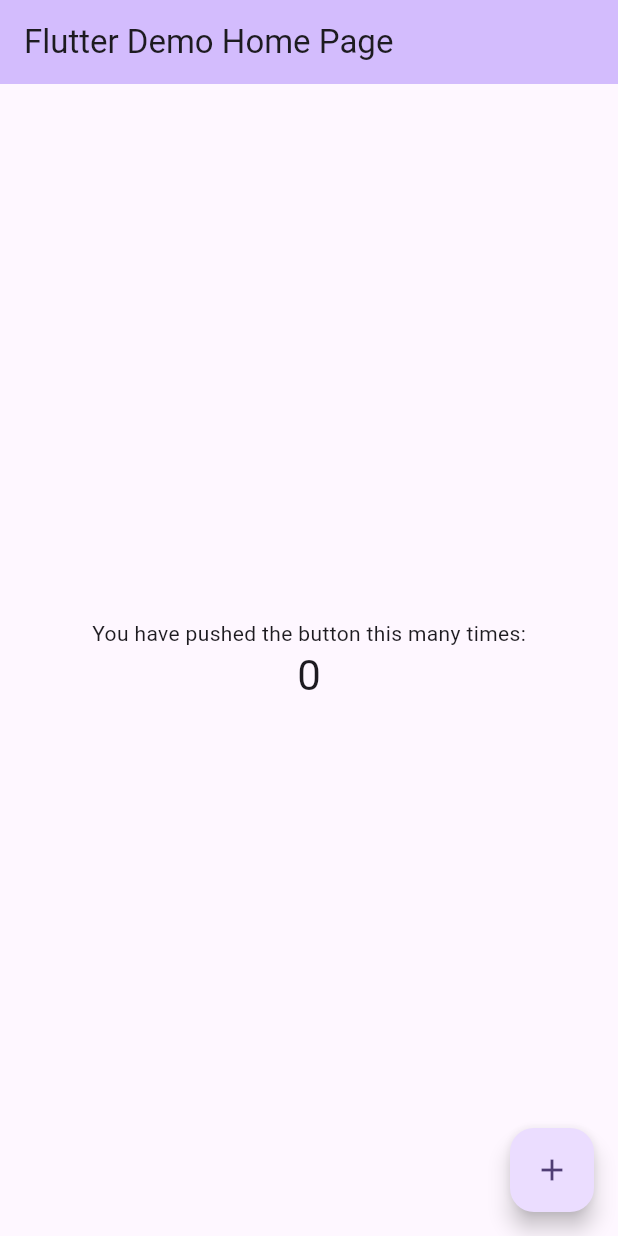
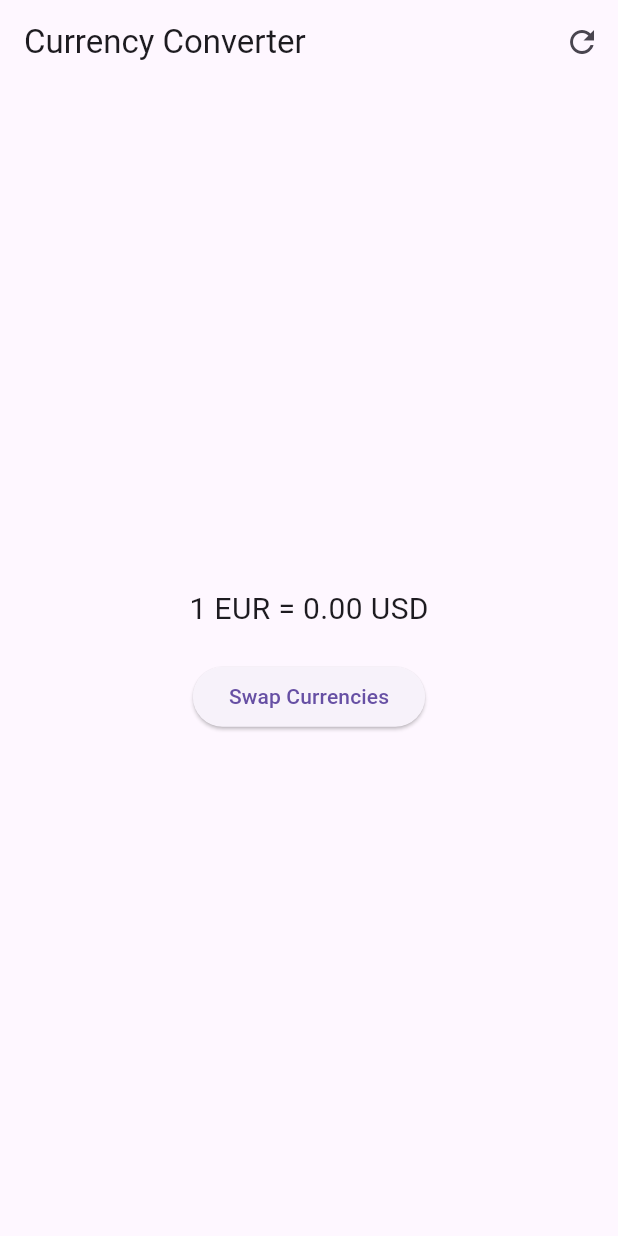
Before and after one commit to Anupam-1068/test_2023, a Flutter app: the screen it shows after launch, on a phone screen of 412 x 824 dp. Run offline on Flutter 3.47's test engine with Material 3 defaults, Android fonts, the light colour scheme and no system bars.

Commit message:
Currency Exchange with MVC

```diff
--- /dev/null
+++ b/lib/controllers/currency_controller.dart
@@ -0,0 +1,22 @@
+import 'dart:convert';
+import 'package:http/http.dart' as http;
+import '../models/models.dart';
+
+class CurrencyController {
+  static Future<ExchangeRate> fetchExchangeRate(String baseCurrency, String targetCurrency) async {
+    final response = await http.get(
+      Uri.parse('https://www.freecurrencyapi.com/api/v1/rates?base_currency=$baseCurrency'),
+    );
+
+    if (response.statusCode == 200) {
+      final data = jsonDecode(response.body);
+      return ExchangeRate.fromJson({
+        'base_currency': baseCurrency,
+        'target_currency': targetCurrency,
+        'rate': data['data']['rates'][targetCurrency],
+      });
+    } else {
+      throw Exception('Failed to load exchange rate');
+    }
+  }
+}
--- a/lib/main.dart
+++ b/lib/main.dart
@@ -1,4 +1,5 @@
 import 'package:flutter/material.dart';
+import 'package:test_2023/screens/home_page.dart';
 
 void main() {
   runApp(const MyApp());
@@ -11,115 +12,11 @@ class MyApp extends StatelessWidget {
   @override
   Widget build(BuildContext context) {
     return MaterialApp(
-      title: 'Flutter Demo',
+      title: 'Currency Converter',
       theme: ThemeData(
-        // This is the theme of your application.
-        //
-        // TRY THIS: Try running your application with "flutter run". You'll see
-        // the application has a blue toolbar. Then, without quitting the app,
-        // try changing the seedColor in the colorScheme below to Colors.green
-        // and then invoke "hot reload" (save your changes or press the "hot
-        // reload" button in a Flutter-supported IDE, or press "r" if you used
-        // the command line to start the app).
-        //
-        // Notice that the counter didn't reset back to zero; the application
-        // state is not lost during the reload. To reset the state, use hot
-        // restart instead.
-        //
-        // This works for code too, not just values: Most code changes can be
-        // tested with just a hot reload.
-        colorScheme: ColorScheme.fromSeed(seedColor: Colors.deepPurple),
-        useMaterial3: true,
+        primarySwatch: Colors.blue,
       ),
-      home: const MyHomePage(title: 'Flutter Demo Home Page'),
+      home: HomePage(),
     );
   }
 }
-
-class MyHomePage extends StatefulWidget {
-  const MyHomePage({super.key, required this.title});
-
-  // This widget is the home page of your application. It is stateful, meaning
-  // that it has a State object (defined below) that contains fields that affect
-  // how it looks.
-
-  // This class is the configuration for the state. It holds the values (in this
-  // case the title) provided by the parent (in this case the App widget) and
-  // used by the build method of the State. Fields in a Widget subclass are
-  // always marked "final".
-
-  final String title;
-
-  @override
-  State<MyHomePage> createState() => _MyHomePageState();
-}
-
-class _MyHomePageState extends State<MyHomePage> {
-  int _counter = 0;
-
-  void _incrementCounter() {
-    setState(() {
-      // This call to setState tells the Flutter framework that something has
-      // changed in this State, which causes it to rerun the build method below
-      // so that the display can reflect the updated values. If we changed
-      // _counter without calling setState(), then the build method would not be
-      // called again, and so nothing would appear to happen.
-      _counter++;
-    });
-  }
-
-  @override
-  Widget build(BuildContext context) {
-    // This method is rerun every time setState is called, for instance as done
-    // by the _incrementCounter method above.
-    //
-    // The Flutter framework has been optimized to make rerunning build methods
-    // fast, so that you can just rebuild anything that needs updating rather
-    // than having to individually change instances of widgets.
-    return Scaffold(
-      appBar: AppBar(
-        // TRY THIS: Try changing the color here to a specific color (to
-        // Colors.amber, perhaps?) and trigger a hot reload to see the AppBar
-        // change color while the other colors stay the same.
-        backgroundColor: Theme.of(context).colorScheme.inversePrimary,
-        // Here we take the value from the MyHomePage object that was created by
-        // the App.build method, and use it to set our appbar title.
-        title: Text(widget.title),
-      ),
-      body: Center(
-        // Center is a layout widget. It takes a single child and positions it
-        // in the middle of the parent.
-        child: Column(
-          // Column is also a layout widget. It takes a list of children and
-          // arranges them vertically. By default, it sizes itself to fit its
-          // children horizontally, and tries to be as tall as its parent.
-          //
-          // Column has various properties to control how it sizes itself and
-          // how it positions its children. Here we use mainAxisAlignment to
-          // center the children vertically; the main axis here is the vertical
-          // axis because Columns are vertical (the cross axis would be
-          // horizontal).
-          //
-          // TRY THIS: Invoke "debug painting" (choose the "Toggle Debug Paint"
-          // action in the IDE, or press "p" in the console), to see the
-          // wireframe for each widget.
-          mainAxisAlignment: MainAxisAlignment.center,
-          children: <Widget>[
-            const Text(
-              'You have pushed the button this many times:',
-            ),
-            Text(
-              '$_counter',
-              style: Theme.of(context).textTheme.headlineMedium,
-            ),
-          ],
-        ),
-      ),
-      floatingActionButton: FloatingActionButton(
-        onPressed: _incrementCounter,
-        tooltip: 'Increment',
-        child: const Icon(Icons.add),
-      ), // This trailing comma makes auto-formatting nicer for build methods.
-    );
-  }
-}
--- /dev/null
+++ b/lib/models/models.dart
@@ -0,0 +1,19 @@
+class ExchangeRate {
+  final String baseCurrency;
+  final String targetCurrency;
+  final double rate;
+
+  ExchangeRate({
+    required this.baseCurrency,
+    required this.targetCurrency,
+    required this.rate,
+  });
+
+  factory ExchangeRate.fromJson(Map<String, dynamic> json) {
+    return ExchangeRate(
+      baseCurrency: json['base_currency'],
+      targetCurrency: json['target_currency'],
+      rate: json['rate'],
+    );
+  }
+}
--- /dev/null
+++ b/lib/screens/home_page.dart
@@ -0,0 +1,23 @@
+import 'package:flutter/material.dart';
+import '../services/currency_converter.dart';
+import '../widgets/currency_converter_widget.dart';
+
+class HomePage extends StatelessWidget {
+  @override
+  Widget build(BuildContext context) {
+    return Scaffold(
+      appBar: AppBar(
+        title: Text('Currency Converter'),
+        actions: [
+          IconButton(
+            icon: Icon(Icons.refresh),
+            onPressed: () {
+              CurrencyConverter.refresh();
+            },
+          ),
+        ],
+      ),
+      body: CurrencyConverterWidget(),
+    );
+  }
+}
--- /dev/null
+++ b/lib/services/currency_converter.dart
@@ -0,0 +1,22 @@
+import '../controllers/currency_controller.dart';
+import '../models/models.dart';
+
+class CurrencyConverter {
+  static String baseCurrency = 'EUR';
+  static String targetCurrency = 'USD';
+  static double exchangeRate = 0.0;
+
+  static Future<void> refresh() async {
+    try {
+      ExchangeRate rate = await CurrencyController.fetchExchangeRate(baseCurrency, targetCurrency);
+      exchangeRate = rate.rate;
+    } catch (e) {
+      // Handle error
+      print('Error fetching exchange rate: $e');
+    }
+  }
+
+  static String getFormattedRate() {
+    return exchangeRate.toStringAsFixed(2);
+  }
+}
--- /dev/null
+++ b/lib/widgets/currency_converter_widget.dart
@@ -0,0 +1,40 @@
+import 'package:flutter/cupertino.dart';
+import 'package:flutter/material.dart';
+
+import '../services/currency_converter.dart';
+
+class CurrencyConverterWidget extends StatefulWidget {
+  @override
+  _CurrencyConverterWidgetState createState() => _CurrencyConverterWidgetState();
+}
+
+class _CurrencyConverterWidgetState extends State<CurrencyConverterWidget> {
+  @override
+  Widget build(BuildContext context) {
+    return Center(
+      child: Column(
+        mainAxisAlignment: MainAxisAlignment.center,
+        children: [
+          Text(
+            '1 ${CurrencyConverter.baseCurrency} = ${CurrencyConverter.getFormattedRate()} ${CurrencyConverter.targetCurrency}',
+            style: TextStyle(fontSize: 20),
+          ),
+          SizedBox(height: 20),
+          ElevatedButton(
+            onPressed: () async {
+              // Swap currencies
+              setState(() {
+                final temp = CurrencyConverter.baseCurrency;
+                CurrencyConverter.baseCurrency = CurrencyConverter.targetCurrency;
+                CurrencyConverter.targetCurrency = temp;
+              });
+              // Refresh exchange rate after swapping
+              await CurrencyConverter.refresh();
+            },
+            child: Text('Swap Currencies'),
+          ),
+        ],
+      ),
+    );
+  }
+}
--- a/pubspec.yaml
+++ b/pubspec.yaml
@@ -35,6 +35,7 @@ dependencies:
   # The following adds the Cupertino Icons font to your application.
   # Use with the CupertinoIcons class for iOS style icons.
   cupertino_icons: ^1.0.2
+  http: ^1.1.0
 
 dev_dependencies:
   flutter_test:
```
Also changed, not shown: pubspec.lock.
